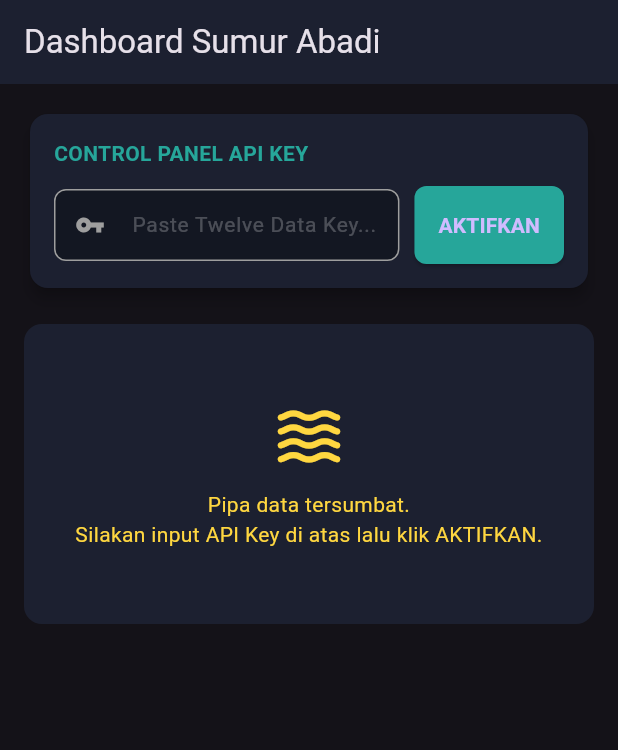
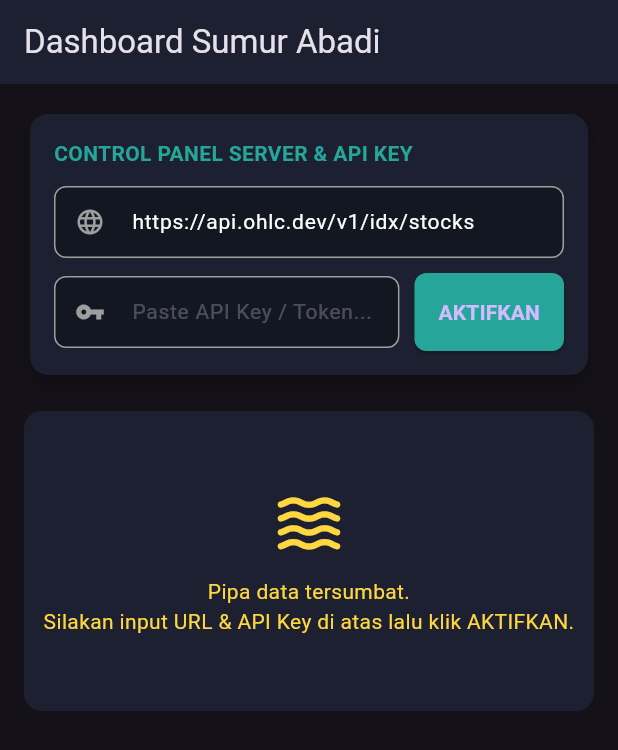
Before and after one commit to afakhor/bei_heruwingchun, a Flutter app: the screen it shows after launch, on a phone screen of 412 x 824 dp. Shown: the top 750 px of the screen. Run offline on Flutter 3.47's test engine with Material 3 defaults, Android fonts, the phone set to English and light mode, and no system bars; missing offline and left inert: dart:ffi.

Commit message:
Update main.dart

```diff
--- a/lib/main.dart
+++ b/lib/main.dart
@@ -213,9 +213,9 @@ class ShockwavePainter extends CustomPainter {
   }
 }
 
-// ===========================================
-// 📊 1. HALAMAN UTAMA / DASHBOARD (INPUTAN LANGSUNG NEMPEL)
-// ============================================
+// ============================================================
+// 📊 1. HALAMAN UTAMA / DASHBOARD (INPUTAN URL & KEY LANGSUNG NEMPEL)
+// ============================================================
 class MainNavigationScreen extends StatefulWidget {
   const MainNavigationScreen({super.key});
 
@@ -224,12 +224,18 @@ class MainNavigationScreen extends StatefulWidget {
 }
 
 class _MainNavigationScreenState extends State<MainNavigationScreen> {
+  // 🌐 SPOT 1: Controller untuk menangkap alamat situs HTTP secara dinamis
+  final TextEditingController _urlInputController =
+      TextEditingController(text: 'https://api.ohlc.dev/v1/idx/stocks');
   final TextEditingController _apiInputController = TextEditingController();
+
+  String _urlAktif = "";
   String _apiKeyAktif = "";
   bool _isEngineRunning = false;
 
   @override
   void dispose() {
+    _urlInputController.dispose(); // Amankan memori HP
     _apiInputController.dispose();
     super.dispose();
   }
@@ -242,7 +248,6 @@ class _MainNavigationScreenState extends State<MainNavigationScreen> {
         backgroundColor: const Color(0xff1c2030),
         automaticallyImplyLeading: false,
       ),
-      // Kita biarkan SingleChildScrollView di luar agar layar bisa di-scroll sampai ke bawah panel analisa
       body: SingleChildScrollView(
         child: Padding(
           padding: const EdgeInsets.all(16.0),
@@ -260,10 +265,35 @@ class _MainNavigationScreenState extends State<MainNavigationScreen> {
                     crossAxisAlignment: CrossAxisAlignment.start,
                     children: [
                       const Text(
-                        "CONTROL PANEL API KEY",
+                        "CONTROL PANEL SERVER & API KEY",
                         style: TextStyle(fontSize: 14, fontWeight: FontWeight.bold, color: Color(0xff26a69a)),
                       ),
                       const SizedBox(height: 12),
+
+                      // 🌐 SPOT 3A: Pasang Kotak Input Alamat Situs HTTP di sini
+                      TextField(
+                        controller: _urlInputController,
+                        style: const TextStyle(color: Colors.white, fontSize: 14),
+                        decoration: InputDecoration(
+                          hintText: "Masukkan Base URL API (e.g. ohlc.dev)...",
+                          hintStyle: const TextStyle(color: Colors.white24),
+                          prefixIcon: const Icon(Icons.language, color: Colors.grey, size: 20),
+                          filled: true,
+                          fillColor: const Color(0xff131722),
+                          contentPadding: const EdgeInsets.symmetric(vertical: 12),
+                          focusedBorder: OutlineInputBorder(
+                            borderRadius: BorderRadius.circular(8),
+                            borderSide: const BorderSide(color: Color(0xff26a69a)),
+                          ),
+                          enabledBorder: OutlineInputBorder(
+                            borderRadius: BorderRadius.circular(8),
+                            borderSide: const BorderSide(color: Colors.grey),
+                          ),
+                        ),
+                      ),
+                      const SizedBox(height: 10),
+
+                      // Kotak Input API Key + Tombol Aktifkan
                       Row(
                         children: [
                           Expanded(
@@ -271,7 +301,7 @@ class _MainNavigationScreenState extends State<MainNavigationScreen> {
                               controller: _apiInputController,
                               style: const TextStyle(color: Colors.white, fontSize: 14),
                               decoration: InputDecoration(
-                                hintText: "Paste Twelve Data Key...",
+                                hintText: "Paste API Key / Token...",
                                 hintStyle: const TextStyle(color: Colors.white24),
                                 prefixIcon: const Icon(Icons.vpn_key, color: Colors.grey, size: 20),
                                 filled: true,
@@ -297,6 +327,8 @@ class _MainNavigationScreenState extends State<MainNavigationScreen> {
                             ),
                             onPressed: () {
                               String inputKey = _apiInputController.text.trim();
+                              String inputUrl = _urlInputController.text.trim();
+
                               if (inputKey.isEmpty) {
                                 ScaffoldMessenger.of(context).showSnackBar(
                                   const SnackBar(content: Text("API Key kosong, Bossku!")),
@@ -306,6 +338,7 @@ class _MainNavigationScreenState extends State<MainNavigationScreen> {
 
                               setState(() {
                                 _apiKeyAktif = inputKey;
+                                _urlAktif = inputUrl; // Ambil data URL dinamis
                                 _isEngineRunning = true;
                               });
                             },
@@ -319,9 +352,9 @@ class _MainNavigationScreenState extends State<MainNavigationScreen> {
               ),
               const SizedBox(height: 20),
 
-              // 📊 LOGIKA EKSEKUSI JALUR PIPA DATA
+              // 📊 JALANKAN ENGINE GRAFIK SEBENARNYA DENGAN URL DINAMIS
               _isEngineRunning
-                  ? LiveTradingView(apiKey: _apiKeyAktif) // 🔥 JALANKAN ENGINE GRAFIK SEBENARNYA
+                  ? LiveTradingView(apiKey: _apiKeyAktif, baseUrl: _urlAktif) // 👈 Kirim URL ke mesin bawah
                   : Container(
                       height: 200,
                       decoration: BoxDecoration(
@@ -335,7 +368,7 @@ class _MainNavigationScreenState extends State<MainNavigationScreen> {
                             Icon(Icons.waves_rounded, color: Colors.amberAccent, size: 50),
                             SizedBox(height: 10),
                             Text(
-                              "Pipa data tersumbat.\nSilakan input API Key di atas lalu klik AKTIFKAN.",
+                              "Pipa data tersumbat.\nSilakan input URL & API Key di atas lalu klik AKTIFKAN.",
                               textAlign: TextAlign.center,
                               style: TextStyle(color: Colors.amberAccent, fontSize: 14),
                             ),
@@ -352,11 +385,17 @@ class _MainNavigationScreenState extends State<MainNavigationScreen> {
 }
 
 // =================================================================
-// 📈 2. MODUL LIVE VIEW & PROSES ANALISA ENGINE (VERSI AMAN BUILD)
+// 📈 2. MODUL LIVE VIEW & PROSES ANALISA ENGINE (VERSI URL DINAMIS)
 // =================================================================
 class LiveTradingView extends StatefulWidget {
   final String apiKey;
-  const LiveTradingView({super.key, required this.apiKey});
+  final String baseUrl; // 👈 Menampung URL dinamis dari atas
+
+  const LiveTradingView({
+    super.key,
+    required this.apiKey,
+    required this.baseUrl, // 👈 Wajib diisi saat dipanggil
+  });
 
   @override
   State<LiveTradingView> createState() => _LiveTradingViewState();
@@ -373,16 +412,16 @@ class _LiveTradingViewState extends State<LiveTradingView> {
   @override
   void initState() {
     super.initState();
-    // ✅ PERBAIKAN 1: Tambahkan widget.apiKey agar pipa data terbuka saat aplikasi start
-    _streamService.startStreaming(_currentTicker, widget.apiKey);
+    // 🚀 SPOT 2A: Tembak pipa data menggunakan baseUrl kiriman UI
+    _streamService.startStreaming(_currentTicker, widget.apiKey, widget.baseUrl);
   }
 
   @override
   void didUpdateWidget(covariant LiveTradingView oldWidget) {
     super.didUpdateWidget(oldWidget);
-    if (oldWidget.apiKey != widget.apiKey) {
-      // ✅ PERBAIKAN 2: Tambahkan widget.apiKey jika ada perubahan key dari control panel
-      _streamService.startStreaming(_currentTicker, widget.apiKey);
+    // 🚀 SPOT 2B: Jika key atau URL di atas diganti, mesin otomatis merespon tanpa mati
+    if (oldWidget.apiKey != widget.apiKey || oldWidget.baseUrl != widget.baseUrl) {
+      _streamService.startStreaming(_currentTicker, widget.apiKey, widget.baseUrl);
     }
   }
 
@@ -399,8 +438,8 @@ class _LiveTradingViewState extends State<LiveTradingView> {
         _currentTicker = kodeBaru.toUpperCase().trim();
         _isSearching = false;
         _searchController.clear();
-        // ✅ PERBAIKAN 3: Tambahkan widget.apiKey saat kamu mengetik/mengganti kode saham baru
-        _streamService.startStreaming(_currentTicker, widget.apiKey);
+        // 🚀 SPOT 2C: Ambil saham baru dengan menyertakan alamat baseUrl dinamis
+        _streamService.startStreaming(_currentTicker, widget.apiKey, widget.baseUrl);
       });
     }
   }
@@ -451,7 +490,6 @@ class _LiveTradingViewState extends State<LiveTradingView> {
           stream: _streamService.chartStream,
           builder: (context, snapshot) {
             if (snapshot.hasError) {
-              // ✅ BONUS: Menampilkan pesan error asli dari Twelve Data di layar HP biar jelas kalau limit habis/salah key
               return Container(
                 height: 200,
                 color: const Color(0xff1c2030),
@@ -581,6 +619,18 @@ class _LiveTradingViewState extends State<LiveTradingView> {
   }
 }
 
+// Mock class pembantu agar compiler tidak nyari kode luar saat ditimpa
+class FinanceEngineBridge {
+  dynamic checkStockSignal({required double close, required double ema5, required double ema20, required double ema200, required double rsi, required double vwap, required double adx, required double atr}) {
+    return _MockAnalisa();
+  }
+}
+class _MockAnalisa {
+  int action = 0;
+  int score = 50;
+  double stopLoss = 0;
+  double takeProfit = 0;
+}
 // =================================================================
 // 📱 3. FITUR RADAR SCREENER DATA SAHAM (UPGRADED VERSION)
 // =================================================================
```
